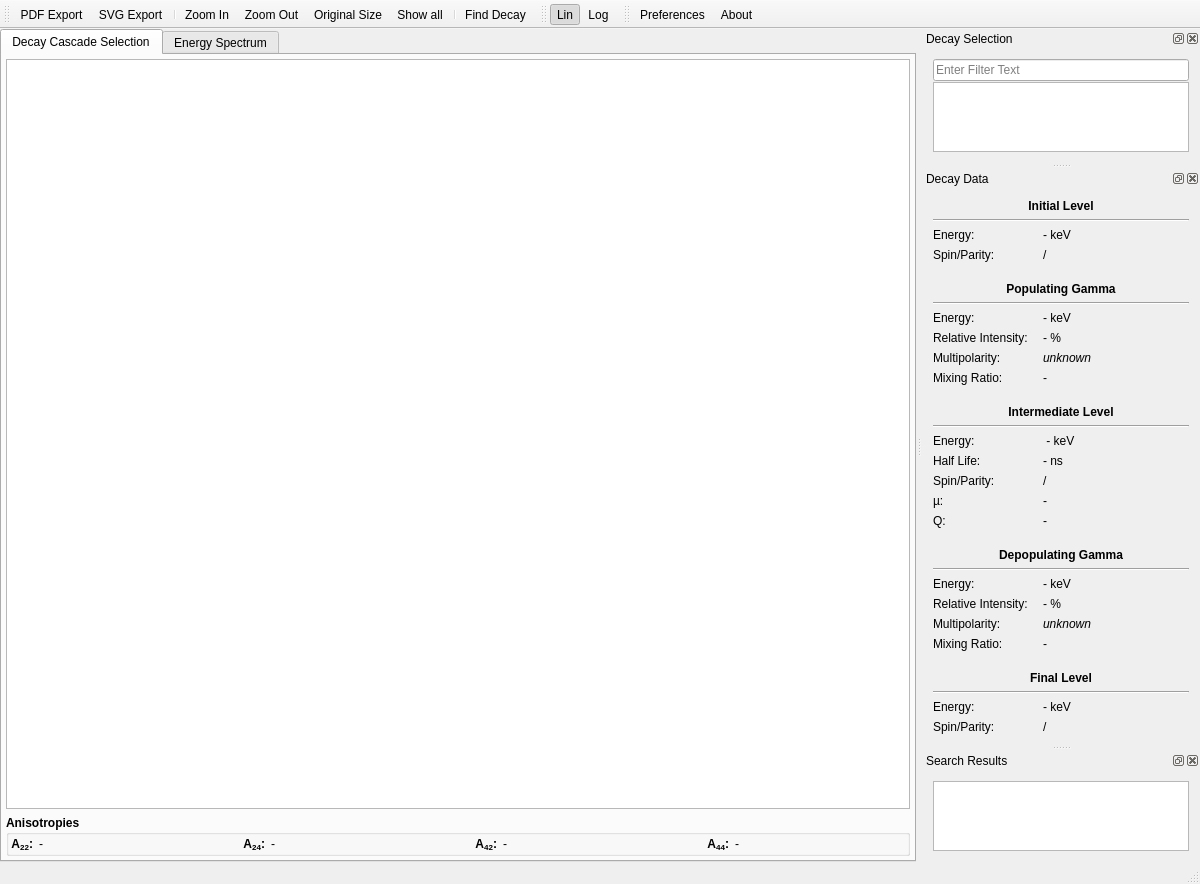
The window that trunk/Kaihen.ui (ferdymercury/nuclei) describes before a commit, drawn with Qt 5.
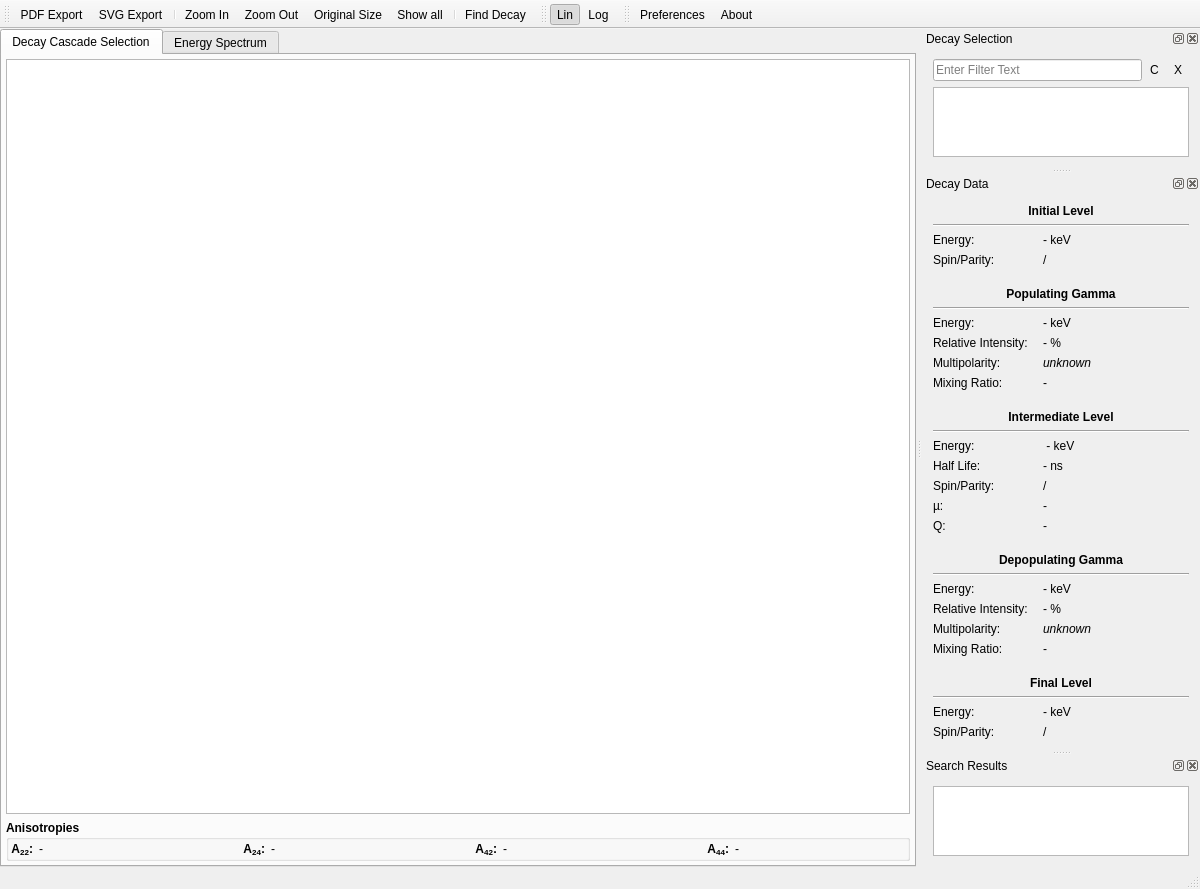
The same window after the commit. Icons and pictures are not drawn. Custom widgets are drawn as their Qt base class.

Commit message: Finished tree view based decay selection Made selection persistent (again)

Patch:
```diff
--- a/trunk/Kaihen.ui
+++ b/trunk/Kaihen.ui
@@ -292,24 +292,58 @@
     <number>2</number>
    </attribute>
    <widget class="QWidget" name="dockWidgetContents_2">
-    <layout class="QVBoxLayout" name="verticalLayout">
-     <property name="spacing">
+    <layout class="QGridLayout" name="gridLayout">
+     <property name="horizontalSpacing">
       <number>1</number>
      </property>
-     <item>
-      <widget class="QLineEdit" name="decayFilterLineEdit">
-       <property name="placeholderText">
-        <string>Enter Filter Text</string>
+     <item row="0" column="2">
+      <widget class="QToolButton" name="decayTreeExpandButton">
+       <property name="toolTip">
+        <string>Expand Tree</string>
+       </property>
+       <property name="text">
+        <string>X</string>
+       </property>
+       <property name="icon">
+        <iconset resource="kaihen.qrc">
+         <normaloff>:/format-indent-more.png</normaloff>:/format-indent-more.png</iconset>
+       </property>
+       <property name="autoRaise">
+        <bool>true</bool>
        </property>
       </widget>
      </item>
-     <item>
+     <item row="1" column="0" colspan="3">
       <widget class="QTreeView" name="decayTreeView">
        <attribute name="headerVisible">
         <bool>false</bool>
        </attribute>
       </widget>
      </item>
+     <item row="0" column="0">
+      <widget class="QLineEdit" name="decayFilterLineEdit">
+       <property name="placeholderText">
+        <string>Enter Filter Text</string>
+       </property>
+      </widget>
+     </item>
+     <item row="0" column="1">
+      <widget class="QToolButton" name="decayTreeCollapseButton">
+       <property name="toolTip">
+        <string>Collapse Tree</string>
+       </property>
+       <property name="text">
+        <string>C</string>
+       </property>
+       <property name="icon">
+        <iconset resource="kaihen.qrc">
+         <normaloff>:/format-justify-fill.png</normaloff>:/format-justify-fill.png</iconset>
+       </property>
+       <property name="autoRaise">
+        <bool>true</bool>
+       </property>
+      </widget>
+     </item>
     </layout>
    </widget>
   </widget>
```
The commit also changes 11 other files.
